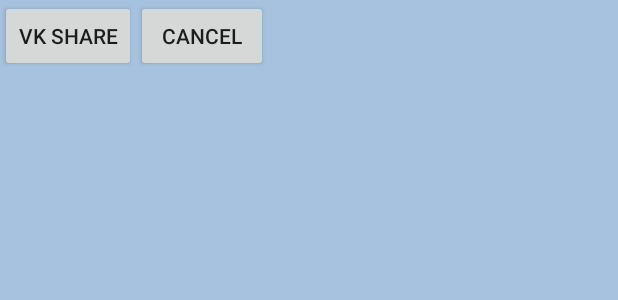
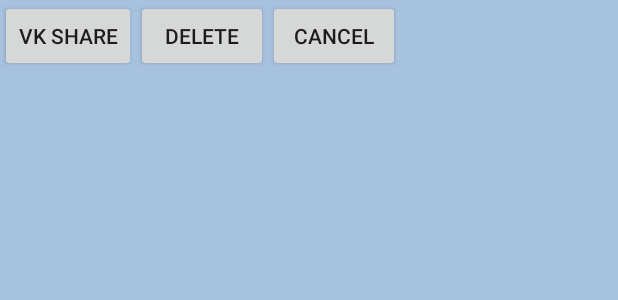
Before and after one commit to KorolevAndrey/SDI_camera, an Android app: the layout dialog_vk_share.xml on its own in the app's theme, with its tools: preview values and no code run, on a phone screen of 412 x 824 dp. Shown: the top 300 px of the screen. Run offline under Robolectric (Android 15) with nearby library versions, the phone set to English and light mode, and no system bars.

Commit message:
delete photo usecase was added

```diff
--- a/app/src/main/res/layout/dialog_vk_share.xml
+++ b/app/src/main/res/layout/dialog_vk_share.xml
@@ -1,8 +1,9 @@
 <?xml version="1.0" encoding="utf-8"?>
 
 <RelativeLayout xmlns:android="http://schemas.android.com/apk/res/android"
-    android:orientation="vertical" android:layout_width="match_parent"
-    android:layout_height="match_parent"
+    android:orientation="vertical"
+    android:layout_width="wrap_content"
+    android:layout_height="wrap_content"
     android:background="@color/vk_light_color">
 
     <ImageView
@@ -30,8 +31,13 @@
             android:layout_width="wrap_content"
             android:layout_height="wrap_content"
             android:id="@+id/id_btn_share_photo_vk"
-            android:text="vk share"/>
+            android:text="VK share"/>
 
+        <Button
+            android:layout_width="wrap_content"
+            android:layout_height="wrap_content"
+            android:id="@+id/id_btn_delete_photo"
+            android:text="delete"/>
         <Button
             android:layout_width="wrap_content"
             android:layout_height="wrap_content"
```
Also changed, not shown: app/src/main/java/com/camera/sdi/sdi_camera/DeleteFileDialogBox.java (added, +51 -0 lines), app/src/main/java/com/camera/sdi/sdi_camera/GalleryScreen.java (+9 -0 lines), app/src/main/java/com/camera/sdi/sdi_camera/VkShareDialogBox.java (+33 -0 lines), app/src/main/res/layout/dialog_delete_file.xml (added, +34 -0 lines).
